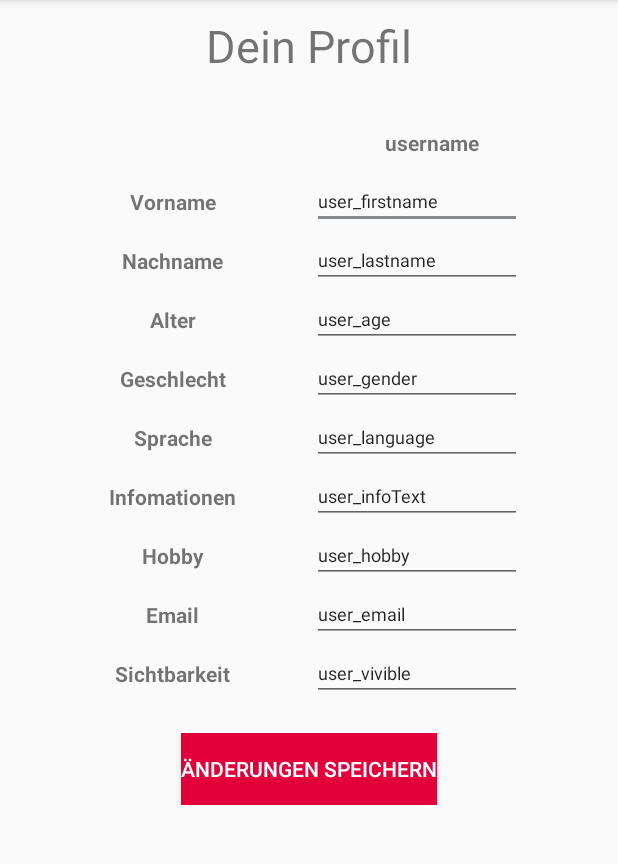
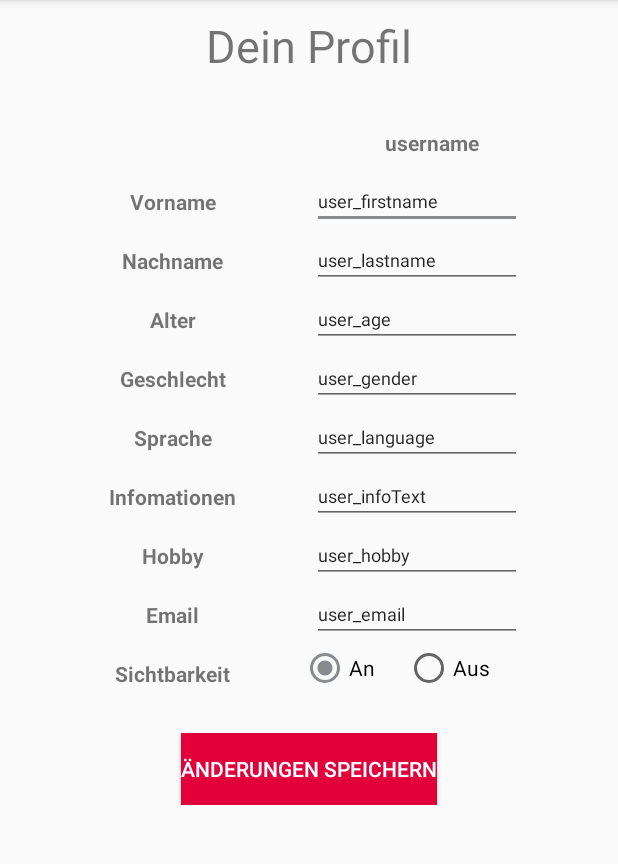
Before and after one commit to IsarDude/SWE_2020, an Android app: the EditProfileActivity screen opened directly, with no data from a screen before it, on a phone screen of 412 x 824 dp, the part 84-948 px from its top. Run offline under Robolectric (Android 15) with nearby library versions, the phone set to English and light mode, and no system bars.

Commit message:
EditProfileActivity + Controller + XML bearbeitet

```diff
--- a/app/src/main/java/com/example/swe_2020_next/EditProfileActivity.java
+++ b/app/src/main/java/com/example/swe_2020_next/EditProfileActivity.java
@@ -2,21 +2,69 @@ package com.example.swe_2020_next;
 
 import android.os.Bundle;
 import android.view.View;
-
+import android.widget.EditText;
+import android.widget.RadioButton;
 import androidx.annotation.Nullable;
 import androidx.appcompat.app.AppCompatActivity;
+import controller.EditProfileController;
+
 
 public class EditProfileActivity extends AppCompatActivity {
+    EditProfileController editProfileController;
+
+    private EditText firstNameET;
+    private EditText lastNameET;
+    private EditText ageET;
+    private EditText genderET;
+    private EditText languageET;
+    private EditText infoTextET;
+    private EditText hobbyET;
+    private EditText emailET;
+    private boolean userVisibility;
+
     @Nullable
     @Override
     protected void onCreate(Bundle savedInstanceState){
         super.onCreate(savedInstanceState);
         setContentView(R.layout.activity_profile_edit);
 
+        editProfileController = new EditProfileController();
+
+        firstNameET = (EditText) findViewById(R.id.edit_firstname);
+        lastNameET = (EditText) findViewById(R.id.edit_lastname);
+        ageET = (EditText) findViewById(R.id.edit_age);
+        genderET = (EditText) findViewById(R.id.edit_gender);
+        languageET = (EditText) findViewById(R.id.edit_language);
+        infoTextET = (EditText) findViewById(R.id.edit_infoText);
+        hobbyET = (EditText) findViewById(R.id.edit_hobby);
+        emailET = (EditText) findViewById(R.id.edit_email);
     }
 
+    public void saveChanges(View view) {
+        String newFirstName = firstNameET.getText().toString();
+        String newLastName = lastNameET.getText().toString();
+        String newAge = ageET.getText().toString();
+        String newGender = genderET.getText().toString();
+        String newLanguage = languageET.getText().toString();
+        String newInfoText = infoTextET.getText().toString();
+        String newHobby = hobbyET.getText().toString();
+        String newEmail = emailET.getText().toString();
 
-    public void saveChanges(View view) {
-        //Code für die Sicherung der neuen Einträge beim Profil bearbeiten
+        editProfileController.saveProfileChanges(newFirstName, newLastName, newAge, newGender, newLanguage, newInfoText, newHobby, newEmail, userVisibility);
+    }
+
+    public void getVisibilitySelection(View view) {
+        boolean checked = ((RadioButton) view).isChecked();
+
+        switch(view.getId()) {
+            case R.id.edit_visibilityOn:
+                if (checked)
+                    userVisibility = true;
+                    break;
+            case R.id.edit_visibilityOff:
+                if (checked)
+                    userVisibility = false;
+                    break;
+        }
     }
 }
--- /dev/null
+++ b/app/src/main/java/controller/ProfileController.java
@@ -0,0 +1,5 @@
+package controller;
+
+public class ProfileController {
+    //Hier implementiere, sodass die aktuellen UserDaten angezeigt werden
+}
--- a/app/src/main/java/model/Dater.java
+++ b/app/src/main/java/model/Dater.java
@@ -97,6 +97,7 @@ public class Dater {
 
     public void logout(){
         user=null;
+        //Wechseln zur Login Activity
     }
 
     public void addPhoto(File photo){
--- a/app/src/main/res/layout/activity_profile_edit.xml
+++ b/app/src/main/res/layout/activity_profile_edit.xml
@@ -384,17 +384,22 @@
             <TableRow
                 android:layout_width="match_parent"
                 android:layout_height="match_parent"
-                android:gravity="center">
+                android:gravity="start">
 
-                <EditText
-                    android:id="@+id/edit_visible"
+
+                <RadioButton android:id="@+id/edit_visibilityOn"
                     android:layout_width="wrap_content"
                     android:layout_height="wrap_content"
-                    android:elegantTextHeight="false"
-                    android:ems="10"
-                    android:inputType="textPersonName"
-                    android:text="@string/user_vivible"
-                    android:textSize="12sp" />
+                    android:layout_marginEnd="20sp"
+                    android:text="@string/an"
+                    android:checked="true"
+                    android:onClick="getVisibilitySelection"/>
+                <RadioButton android:id="@+id/edit_visibilityOff"
+                    android:layout_width="wrap_content"
+                    android:layout_height="wrap_content"
+                    android:text="@string/aus"
+                    android:onClick="getVisibilitySelection"/>
+
             </TableRow>
 
         </TableRow>
--- a/app/src/main/res/values/strings.xml
+++ b/app/src/main/res/values/strings.xml
@@ -53,6 +53,8 @@
     <string name="profile_password">Passwort</string>
     <string name="user_password">user_password</string>
     <string name="newProfile_label">Account erstellen</string>
+    <string name="an">An</string>
+    <string name="aus">Aus</string>
     <string name="profile_gender_preference">Geschlechts Präferenz</string>
     <string name="language_label">Sprache</string>
     <string name="maxAge_label">Höchstalter</string>
```
Also changed, not shown: app/src/main/java/controller/EditProfileController.java (added, +25 -0 lines), app/src/main/java/model/User.java (+23 -30 lines).
